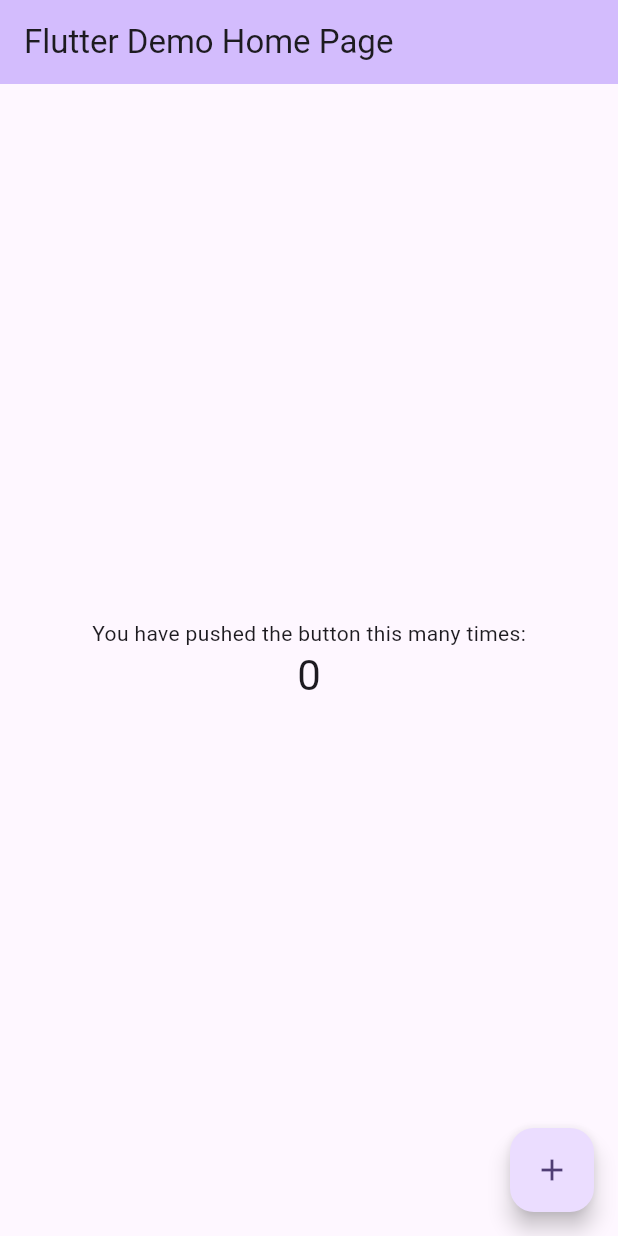
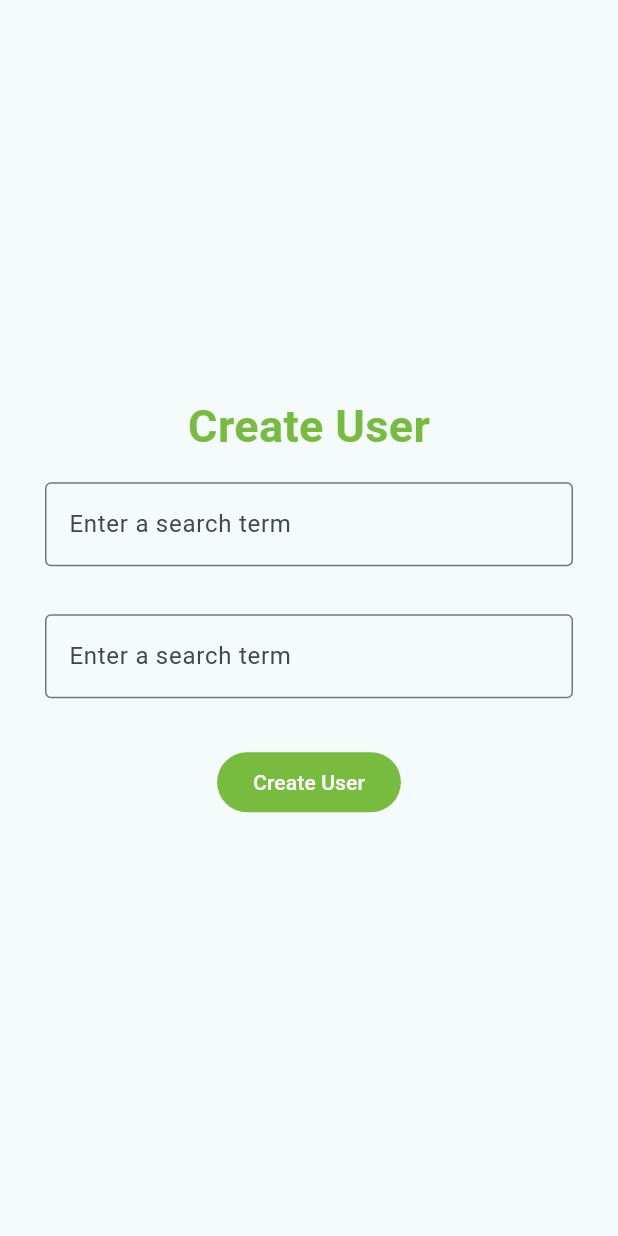
Before and after one commit to patryk1999/DECO7381, a Flutter app: the screen it shows after launch, on a phone screen of 412 x 824 dp. Run offline on Flutter 3.47's test engine with Material 2 defaults, Android fonts, the phone set to English and light mode, and no system bars.

Commit message:
Created sign-up page

```diff
--- a/abacusFrontend/lib/main.dart
+++ b/abacusFrontend/lib/main.dart
@@ -1,3 +1,4 @@
+import 'package:abacusfrontend/pages/signUpScreen.dart';
 import 'package:flutter/material.dart';
 
 void main() {
@@ -10,116 +11,6 @@ class MyApp extends StatelessWidget {
   // This widget is the root of your application.
   @override
   Widget build(BuildContext context) {
-    return MaterialApp(
-      title: 'Flutter Demo',
-      theme: ThemeData(
-        // This is the theme of your application.
-        //
-        // TRY THIS: Try running your application with "flutter run". You'll see
-        // the application has a blue toolbar. Then, without quitting the app,
-        // try changing the seedColor in the colorScheme below to Colors.green
-        // and then invoke "hot reload" (save your changes or press the "hot
-        // reload" button in a Flutter-supported IDE, or press "r" if you used
-        // the command line to start the app).
-        //
-        // Notice that the counter didn't reset back to zero; the application
-        // state is not lost during the reload. To reset the state, use hot
-        // restart instead.
-        //
-        // This works for code too, not just values: Most code changes can be
-        // tested with just a hot reload.
-        colorScheme: ColorScheme.fromSeed(seedColor: Colors.deepPurple),
-        useMaterial3: true,
-      ),
-      home: const MyHomePage(title: 'Flutter Demo Home Page'),
-    );
+    return MaterialApp(home: SignUpScreen());
   }
 }
-
-class MyHomePage extends StatefulWidget {
-  const MyHomePage({super.key, required this.title});
-
-  // This widget is the home page of your application. It is stateful, meaning
-  // that it has a State object (defined below) that contains fields that affect
-  // how it looks.
-
-  // This class is the configuration for the state. It holds the values (in this
-  // case the title) provided by the parent (in this case the App widget) and
-  // used by the build method of the State. Fields in a Widget subclass are
-  // always marked "final".
-
-  final String title;
-
-  @override
-  State<MyHomePage> createState() => _MyHomePageState();
-}
-
-class _MyHomePageState extends State<MyHomePage> {
-  int _counter = 0;
-
-  void _incrementCounter() {
-    setState(() {
-      // This call to setState tells the Flutter framework that something has
-      // changed in this State, which causes it to rerun the build method below
-      // so that the display can reflect the updated values. If we changed
-      // _counter without calling setState(), then the build method would not be
-      // called again, and so nothing would appear to happen.
-      _counter++;
-    });
-  }
-
-  @override
-  Widget build(BuildContext context) {
-    // This method is rerun every time setState is called, for instance as done
-    // by the _incrementCounter method above.
-    //
-    // The Flutter framework has been optimized to make rerunning build methods
-    // fast, so that you can just rebuild anything that needs updating rather
-    // than having to individually change instances of widgets.
-    return Scaffold(
-      appBar: AppBar(
-        // TRY THIS: Try changing the color here to a specific color (to
-        // Colors.amber, perhaps?) and trigger a hot reload to see the AppBar
-        // change color while the other colors stay the same.
-        backgroundColor: Theme.of(context).colorScheme.inversePrimary,
-        // Here we take the value from the MyHomePage object that was created by
-        // the App.build method, and use it to set our appbar title.
-        title: Text(widget.title),
-      ),
-      body: Center(
-        // Center is a layout widget. It takes a single child and positions it
-        // in the middle of the parent.
-        child: Column(
-          // Column is also a layout widget. It takes a list of children and
-          // arranges them vertically. By default, it sizes itself to fit its
-          // children horizontally, and tries to be as tall as its parent.
-          //
-          // Column has various properties to control how it sizes itself and
-          // how it positions its children. Here we use mainAxisAlignment to
-          // center the children vertically; the main axis here is the vertical
-          // axis because Columns are vertical (the cross axis would be
-          // horizontal).
-          //
-          // TRY THIS: Invoke "debug painting" (choose the "Toggle Debug Paint"
-          // action in the IDE, or press "p" in the console), to see the
-          // wireframe for each widget.
-          mainAxisAlignment: MainAxisAlignment.center,
-          children: <Widget>[
-            const Text(
-              'You have pushed the button this many times:',
-            ),
-            Text(
-              '$_counter',
-              style: Theme.of(context).textTheme.headlineMedium,
-            ),
-          ],
-        ),
-      ),
-      floatingActionButton: FloatingActionButton(
-        onPressed: _incrementCounter,
-        tooltip: 'Increment',
-        child: const Icon(Icons.add),
-      ), // This trailing comma makes auto-formatting nicer for build methods.
-    );
-  }
-}
--- a/abacusFrontend/lib/pages/signUpScreen.dart
+++ b/abacusFrontend/lib/pages/signUpScreen.dart
@@ -0,0 +1,149 @@
+import 'package:flutter/material.dart';
+
+
+
+class SignUpScreen extends StatelessWidget {
+  const SignUpScreen({super.key});
+
+  // This widget is the root of your application.
+  @override
+  Widget build(BuildContext context) {
+    return MaterialApp(
+      title: 'Create User',
+      theme: ThemeData(
+        // This is the theme of your application.
+        //
+        // TRY THIS: Try running your application with "flutter run". You'll see
+        // the application has a blue toolbar. Then, without quitting the app,
+        // try changing the seedColor in the colorScheme below to Colors.green
+        // and then invoke "hot reload" (save your changes or press the "hot
+        // reload" button in a Flutter-supported IDE, or press "r" if you used
+        // the command line to start the app).
+        //
+        // Notice that the counter didn't reset back to zero; the application
+        // state is not lost during the reload. To reset the state, use hot
+        // restart instead.
+        //
+        // This works for code too, not just values: Most code changes can be
+        // tested with just a hot reload.
+        colorScheme: ColorScheme.fromSeed(seedColor: Colors.white),
+        useMaterial3: true,
+      ),
+      home: const SignUpScreenPage(title: 'Create User'),
+    );
+  }
+}
+
+class SignUpScreenPage extends StatefulWidget {
+  const SignUpScreenPage({super.key, required this.title});
+
+  // This widget is the home page of your application. It is stateful, meaning
+  // that it has a State object (defined below) that contains fields that affect
+  // how it looks.
+
+  // This class is the configuration for the state. It holds the values (in this
+  // case the title) provided by the parent (in this case the App widget) and
+  // used by the build method of the State. Fields in a Widget subclass are
+  // always marked "final".
+
+  final String title;
+
+  @override
+  State<SignUpScreenPage> createState() => _SignUpScreenPageState();
+}
+
+class _SignUpScreenPageState extends State<SignUpScreenPage> {
+  // some variables
+  int _counter = 0;
+
+  void _incrementCounter() {
+    setState(() {
+      // This call to setState tells the Flutter framework that something has
+      // changed in this State, which causes it to rerun the build method below
+      // so that the display can reflect the updated values. If we changed
+      // _counter without calling setState(), then the build method would not be
+      // called again, and so nothing would appear to happen.
+      _counter++;
+    });
+
+
+  }
+
+  @override
+  Widget build(BuildContext context) {
+    // This method is rerun every time setState is called, for instance as done
+    // by the _incrementCounter method above.
+    //
+    // The Flutter framework has been optimized to make rerunning build methods
+    // fast, so that you can just rebuild anything that needs updating rather
+    // than having to individually change instances of widgets.
+    return Scaffold(
+
+      body: Center(
+        // Center is a layout widget. It takes a single child and positions it
+        // in the middle of the parent.
+        child: Column(
+          // Column is also a layout widget. It takes a list of children and
+          // arranges them vertically. By default, it sizes itself to fit its
+          // children horizontally, and tries to be as tall as its parent.
+          //
+          // Column has various properties to control how it sizes itself and
+          // how it positions its children. Here we use mainAxisAlignment to
+          // center the children vertically; the main axis here is the vertical
+          // axis because Columns are vertical (the cross axis would be
+          // horizontal).
+          //
+          // TRY THIS: Invoke "debug painting" (choose the "Toggle Debug Paint"
+          // action in the IDE, or press "p" in the console), to see the
+          // wireframe for each widget.
+
+          mainAxisAlignment: MainAxisAlignment.center,
+          children: <Widget>[
+            const Text(
+              'Create User',
+                style:TextStyle(
+                fontSize: 30,
+                fontWeight: FontWeight.bold,
+                color: Color(0xFF78BC3F),
+              ),
+            ),
+
+
+            const Padding(
+              padding: EdgeInsets.symmetric(horizontal: 30, vertical: 16),
+              child: TextField(
+                decoration: InputDecoration(
+                  border: OutlineInputBorder(),
+                  hintText: 'Enter a search term',
+                ),
+              ),
+            ),
+             Padding(
+              padding: const EdgeInsets.symmetric(horizontal: 30, vertical: 16),
+              child: TextFormField(
+                decoration: const InputDecoration(
+                  border: OutlineInputBorder(),
+                  hintText: 'Enter a search term',
+                  ),
+                ),
+              ),
+              Padding(
+                padding: const EdgeInsets.symmetric(horizontal: 30, vertical: 16),
+                child: FilledButton(
+                  style: ButtonStyle(
+                    backgroundColor: MaterialStateProperty.all<Color>(Color(0xFF78BC3F)),
+                  ),
+                  onPressed: () {},
+                  child: const Text('Create User'
+
+                ),
+                )
+              ),
+          ],
+        ),
+      ),
+// This trailing comma makes auto-formatting nicer for build methods.
+    );
+  }
+
+}
```
